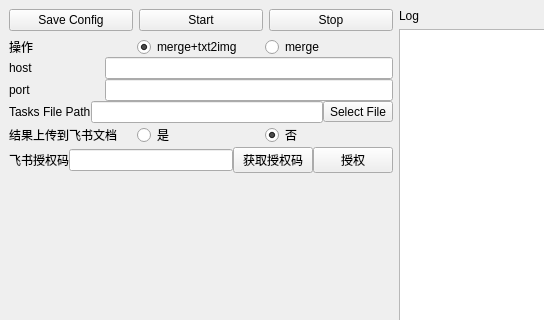
First picture: the form in ui/ui.ui, repository THtianhao/stable_diffusion_autotool, before the edit; both pictures show x 0 to 544 and y 0 to 320 of the 791 by 637 pixel window.
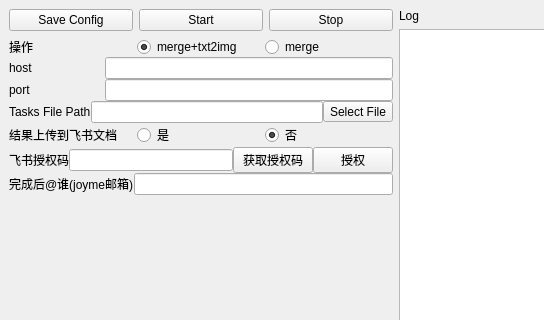
Second picture: the form after the edit.

What changed in the file:
```diff
--- a/ui/ui.ui
+++ b/ui/ui.ui
@@ -49,7 +49,7 @@
        </layout>
       </item>
       <item>
-       <layout class="QVBoxLayout" name="verticalLayout_2" stretch="0,0,0,0,0,0">
+       <layout class="QVBoxLayout" name="verticalLayout_2" stretch="0,0,0,0,0,0,0">
         <property name="spacing">
          <number>0</number>
         </property>
@@ -205,6 +205,20 @@
           </item>
          </layout>
         </item>
+        <item>
+         <layout class="QHBoxLayout" name="horizontalLayout_8">
+          <item>
+           <widget class="QLabel" name="label_7">
+            <property name="text">
+             <string>完成后@谁(joyme邮箱)</string>
+            </property>
+           </widget>
+          </item>
+          <item>
+           <widget class="QLineEdit" name="atEmail"/>
+          </item>
+         </layout>
+        </item>
        </layout>
       </item>
       <item>
```
